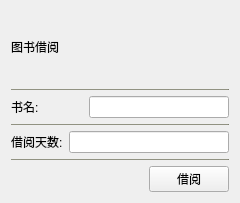
Qt form ui/borrow_info_window.ui (mr0yun/BookManager) before a commit.
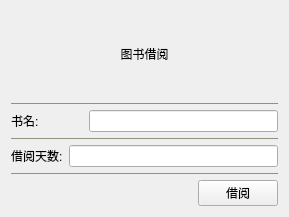
The same form after that commit.

What changed in the file:
```diff
--- a/ui/borrow_info_window.ui
+++ b/ui/borrow_info_window.ui
@@ -6,8 +6,8 @@
    <rect>
     <x>0</x>
     <y>0</y>
-    <width>240</width>
-    <height>203</height>
+    <width>289</width>
+    <height>217</height>
    </rect>
   </property>
   <property name="windowTitle">
@@ -24,6 +24,9 @@
        <property name="text">
         <string>图书借阅</string>
        </property>
+       <property name="alignment">
+        <set>Qt::AlignCenter</set>
+       </property>
       </widget>
      </item>
      <item>
```
